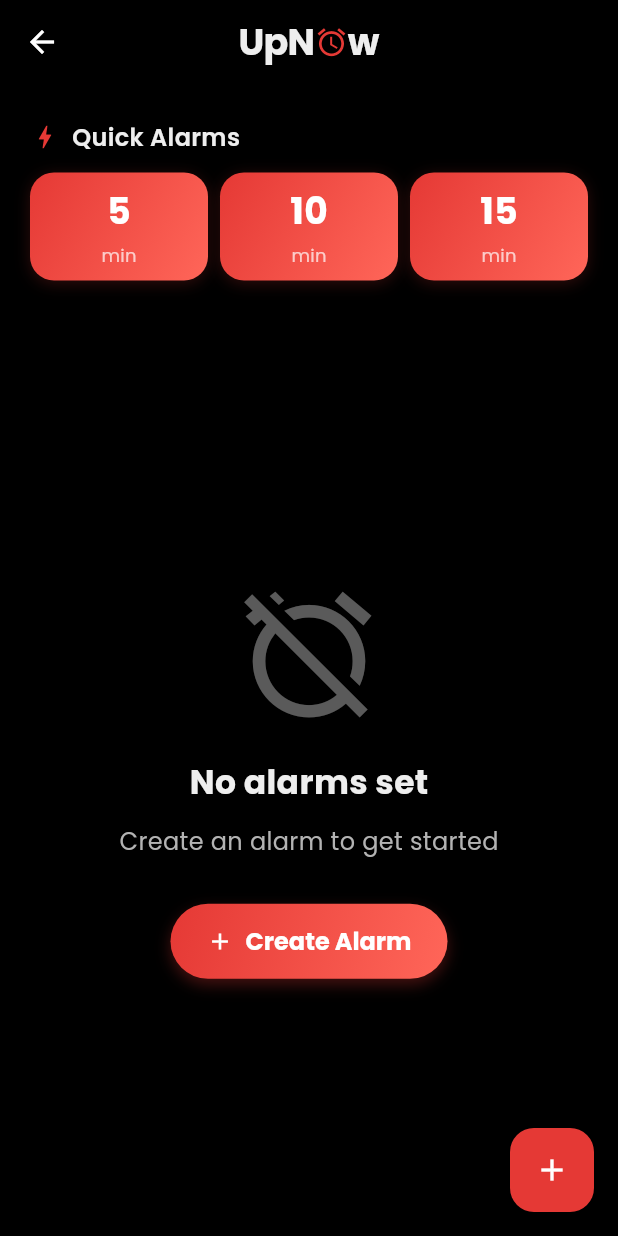
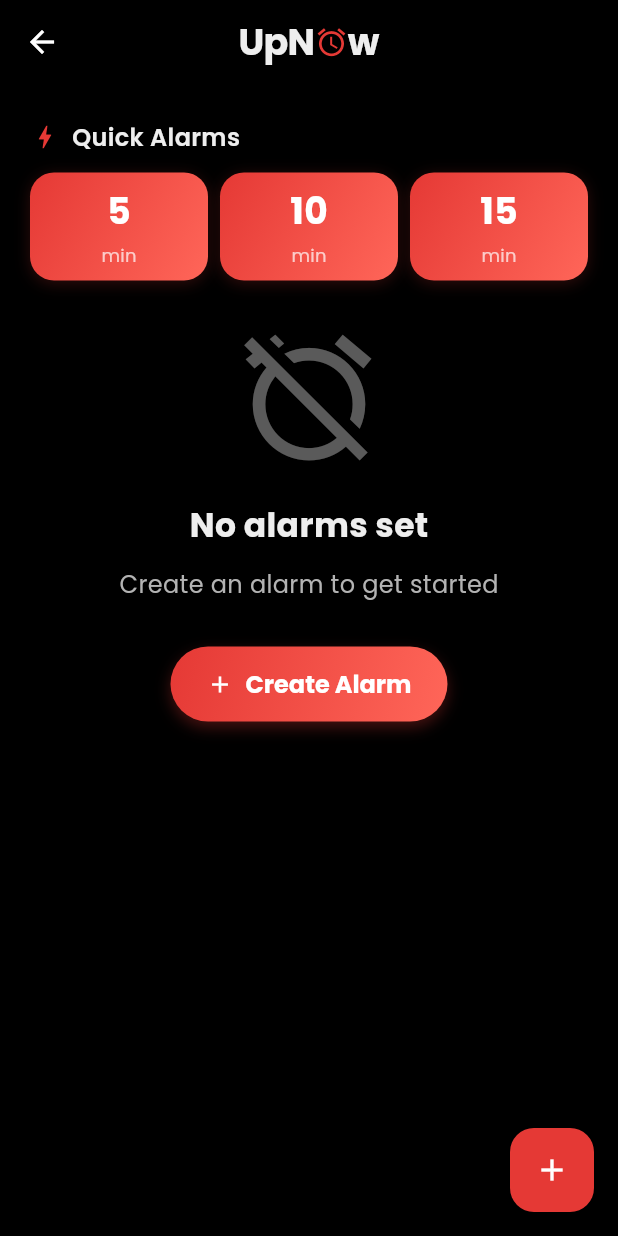
Before and after one commit to Muhammed-irshad-np/upNow, a Flutter app: the AlarmScreen screen opened directly, after a tap on the "close" icon, on a phone screen of 412 x 824 dp. Run offline on Flutter 3.47's test engine with Material 3 defaults, Android fonts, the light colour scheme and no system bars; our stand-ins replace audioplayers, fl_chart, flutter_local_notifications, flutter_screenutil, hive, hive_flutter and 4 more; accounts and stored records are empty.

Commit message:
design fix

```diff
--- a/lib/screens/alarm/alarm_screen.dart
+++ b/lib/screens/alarm/alarm_screen.dart
@@ -116,11 +116,17 @@
               child: SizedBox(height: 8),
             ),
             alarms.isEmpty
-              ? SliverFillRemaining(
-                  child: _buildEmptyState(context),
+              ? SliverPadding(
+                  padding: const EdgeInsets.only(bottom: 96),
+                  sliver: SliverToBoxAdapter(
+                    child: _buildEmptyState(context),
+                  ),
                 )
-              : SliverToBoxAdapter(
-                  child: _buildAlarmList(context, alarms),
+              : SliverPadding(
+                  padding: const EdgeInsets.only(bottom: 96),
+                  sliver: SliverToBoxAdapter(
+                    child: _buildAlarmList(context, alarms),
+                  ),
                 ),
           ],
         ),
```
